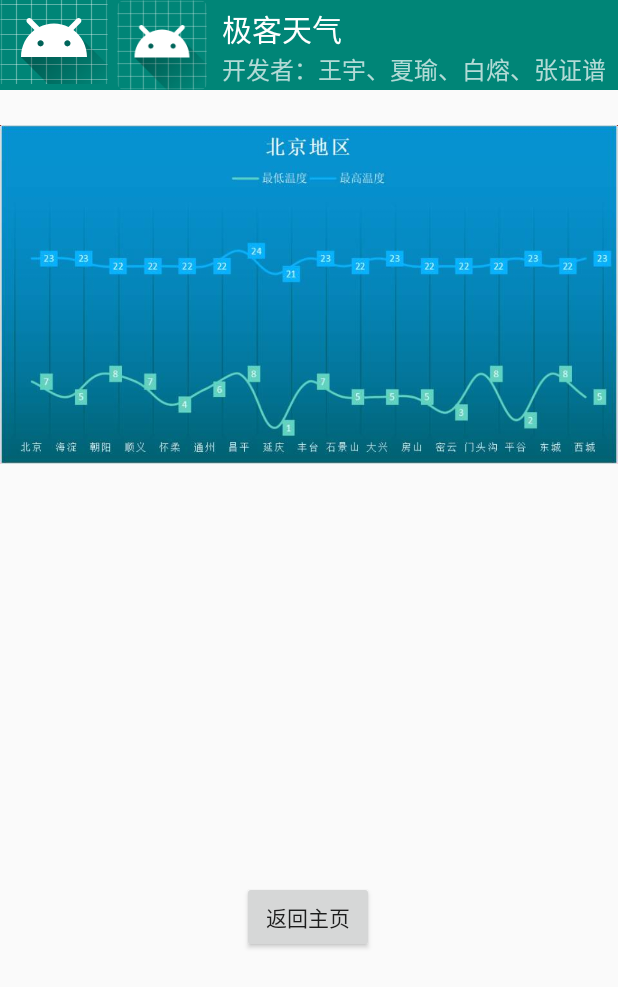
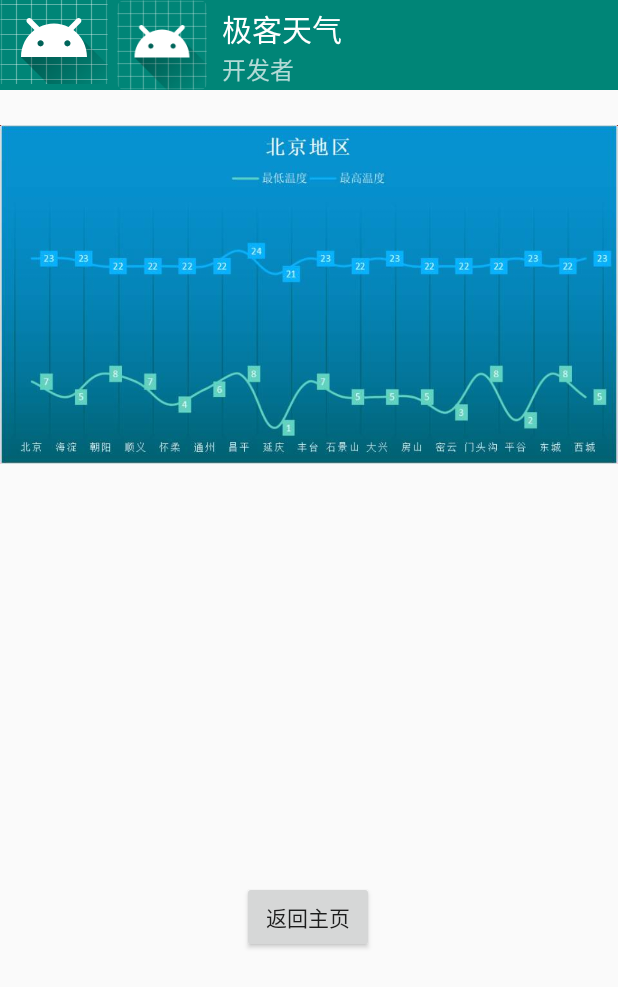
Before and after one commit to xjxy666/jiketianqi, an Android app: the Main2Activity screen opened directly, with no data from a screen before it, on a phone screen of 412 x 824 dp. Shown: the top 987 px of the screen. Run offline under Robolectric (Android 15) with nearby library versions, the phone set to English and light mode, and no system bars.

Commit message:
Update Main2Activity.java

```diff
--- a/jiketianqi/app/src/main/java/com/example/jiketianqi/Main2Activity.java
+++ b/jiketianqi/app/src/main/java/com/example/jiketianqi/Main2Activity.java
@@ -28,7 +28,7 @@ public class Main2Activity extends AppCompatActivity {
         toolbar=findViewById(R.id.toolbar);
         toolbar.setLogo(R.mipmap.ic_launcher_round);
         toolbar.setTitle("极客天气");
-        toolbar.setSubtitle("开发者：王宇、夏瑜、白熔、张证谱");
+        toolbar.setSubtitle("开发者");
         toolbar.setNavigationIcon(R.mipmap.ic_launcher);
         toolbar.setNavigationOnClickListener(new View.OnClickListener() {
             @Override
```
